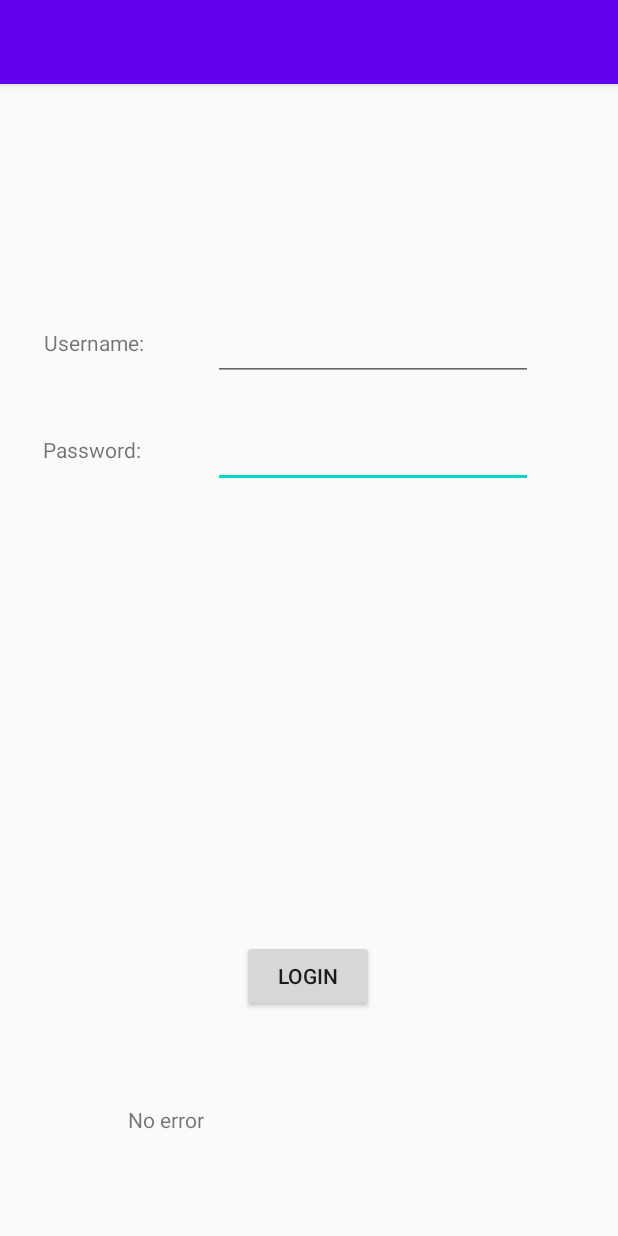
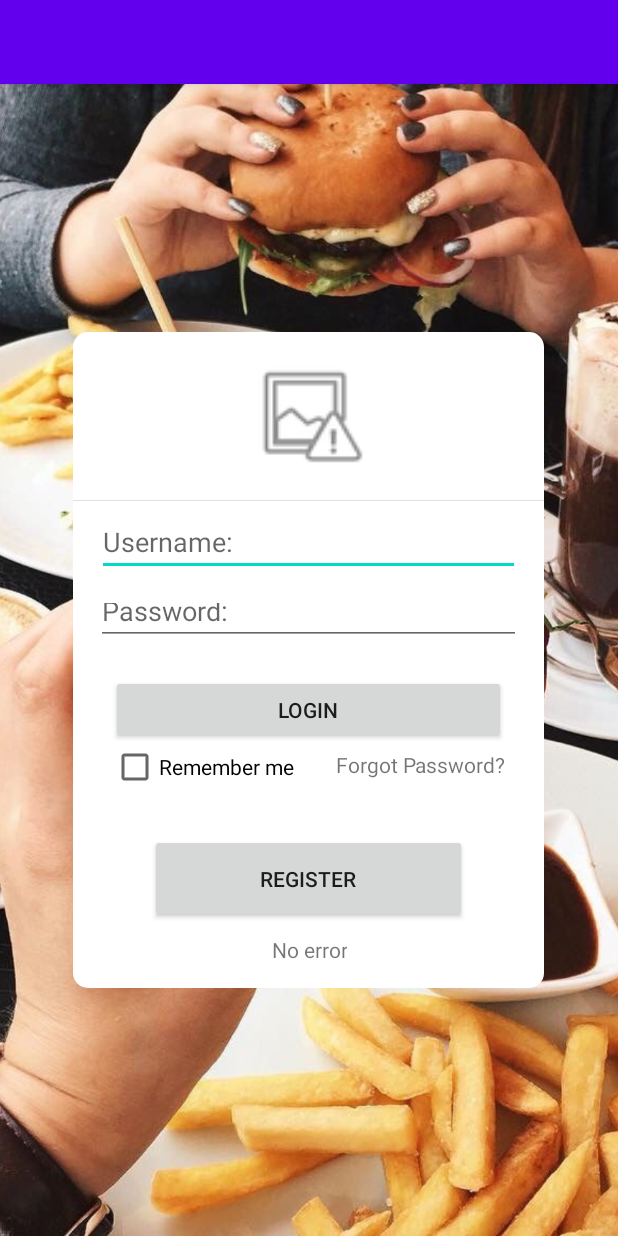
Before and after one commit to ShinkuKira21/Stay-Safe, an Android app: the LoginActivity screen opened directly, with no data from a screen before it, on a phone screen of 412 x 824 dp. Run offline under Robolectric (Android 15) with nearby library versions, the phone set to English and light mode, and no system bars.

Commit message:
Implemented Design

```diff
--- a/App-Side (Edward)/StaySafeGP/app/src/main/java/com/crazygaming/staysafe/LoginActivity.java
+++ b/App-Side (Edward)/StaySafeGP/app/src/main/java/com/crazygaming/staysafe/LoginActivity.java
@@ -7,6 +7,7 @@ package com.crazygaming.staysafe;
 import android.content.Intent;
 import android.os.Bundle;
 import android.view.View;
+import android.widget.CheckBox;
 import android.widget.TextView;
 
 import com.crazygaming.staysafe.staffArea.StaffOrdersActivity;
@@ -22,17 +23,23 @@ public class LoginActivity extends SQLBActivity
         super.onCreate(savedInstanceState);
         setContentView(R.layout.activity_login); //sets content view to layout activity_login
 
-        login = findViewById(R.id.login); // sets login to id login
-        error = findViewById(R.id.error); //sets error to id error
+        login = findViewById(R.id.btnLogin); // sets login to id login
+        error = findViewById(R.id.tvError); //sets error to id error
 
-        TextView tvUsername = findViewById(R.id.tvUsername); // sets tvUsername to id tvUsername
         etUsername = findViewById(R.id.editUsername); // sets etUsername to id editUsername
-        tvUsername.setText("Username: "); // sets tvUsername text to Username:
+        etUsername.setHint("Username: "); // sets etUsername hint to Username:
 
+        etPassword = findViewById(R.id.editPassword); // sets etPassword to id editPassword
+        etPassword.setHint("Password: "); //sets etPassword hint to Password:
 
-        TextView tvPassword = findViewById(R.id.tvPassword); // sets tvPassword to id tvPassword
-        etPassword = findViewById(R.id.editPassword); // sets etPassword to id editPassword
-        tvPassword.setText("Password: "); //sets etPassword text to Password:
+        register = findViewById(R.id.btnRegister); // sets register to id btnRegister
+        register.setText("Register"); //sets register text to Register.
+
+        CheckBox chkRemember = findViewById(R.id.chkbxRemember);
+        chkRemember.setText("Remember me");
+
+        TextView tvForgotPassword = findViewById(R.id.tvForgotPassword);
+        tvForgotPassword.setText("Forgot Password?");
 
         login.setText("Login"); // Sets login text to Login.
         error.setText("No error"); // Sets error to No error.
--- a/App-Side (Edward)/StaySafeGP/app/src/main/java/com/crazygaming/staysafe/SQLBActivity.java
+++ b/App-Side (Edward)/StaySafeGP/app/src/main/java/com/crazygaming/staysafe/SQLBActivity.java
@@ -24,7 +24,7 @@ public class SQLBActivity extends AppCompatActivity
     //Set to null safety checks
     protected TextView error = null, results = null;
     protected EditText etUsername, etPassword;
-    protected Button login;
+    protected Button login, register;
     protected String[] userInfo;
 
     //SaveRecords will allow record saving
--- a/App-Side (Edward)/StaySafeGP/app/src/main/java/com/crazygaming/staysafe/SQLConnection.java
+++ b/App-Side (Edward)/StaySafeGP/app/src/main/java/com/crazygaming/staysafe/SQLConnection.java
@@ -19,7 +19,7 @@ public class SQLConnection
     ResultSet resultSet; // Declares the ResultSet to be used in the class and outside of class
     ResultSetMetaData rsMetaData; //Declares the ResultSetMetaData to be used in the class and outside of class
 
-    protected String server = "109.151.250.18"; // server name
+    protected String server = "109.147.233.108"; // server name
     protected String prt = "3306"; // server port
     protected String db = "staysafe"; // database name
     protected String username = "android"; // server username
--- a/App-Side (Edward)/StaySafeGP/app/src/main/res/layout/activity_login.xml
+++ b/App-Side (Edward)/StaySafeGP/app/src/main/res/layout/activity_login.xml
@@ -3,75 +3,145 @@
     xmlns:app="http://schemas.android.com/apk/res-auto"
     xmlns:tools="http://schemas.android.com/tools"
     android:layout_width="match_parent"
-    android:layout_height="match_parent"
-    tools:context=".LoginActivity">
+    android:layout_height="match_parent">
 
-    <Button
-        android:id="@+id/login"
+    <ImageView
+        android:id="@+id/ivBackground"
         android:layout_width="wrap_content"
         android:layout_height="wrap_content"
-        android:layout_marginBottom="52dp"
-        android:onClick="Login"
-        app:layout_constraintBottom_toTopOf="@+id/error"
+        android:scaleType="centerCrop"
+        app:layout_constraintBottom_toBottomOf="parent"
         app:layout_constraintEnd_toEndOf="parent"
-        app:layout_constraintHorizontal_bias="0.498"
+        app:layout_constraintHorizontal_bias="0.0"
         app:layout_constraintStart_toStartOf="parent"
         app:layout_constraintTop_toTopOf="parent"
-        app:layout_constraintVertical_bias="0.983" />
+        app:layout_constraintVertical_bias="0.0"
+        app:srcCompat="@drawable/login" />
 
-    <TextView
-        android:id="@+id/error"
-        android:layout_width="wrap_content"
-        android:layout_height="wrap_content"
-        android:layout_marginBottom="68dp"
+    <View
+        android:id="@+id/loginView"
+        android:layout_width="314dp"
+        android:layout_height="437dp"
+        android:background="@drawable/layout_login_container"
         app:layout_constraintBottom_toBottomOf="parent"
         app:layout_constraintEnd_toEndOf="parent"
-        app:layout_constraintHorizontal_bias="0.236"
-        app:layout_constraintStart_toStartOf="parent" />
+        app:layout_constraintHorizontal_bias="0.494"
+        app:layout_constraintStart_toStartOf="parent"
+        app:layout_constraintTop_toTopOf="parent" />
+
+    <ImageView
+        android:id="@+id/ivLogo"
+        android:layout_width="183dp"
+        android:layout_height="81dp"
+        app:layout_constraintBottom_toTopOf="@+id/divLogin"
+        app:layout_constraintEnd_toEndOf="@+id/divLogin"
+        app:layout_constraintStart_toStartOf="@+id/divLogin"
+        app:layout_constraintTop_toTopOf="@+id/loginView"
+        app:srcCompat="@android:drawable/ic_menu_report_image" />
+
+    <View
+        android:id="@+id/divLogin"
+        android:layout_width="0dp"
+        android:layout_height="0.5dp"
+        android:background="?android:attr/listDivider"
+        app:layout_constraintBottom_toBottomOf="@+id/loginView"
+        app:layout_constraintEnd_toEndOf="@+id/loginView"
+        app:layout_constraintHorizontal_bias="0.0"
+        app:layout_constraintStart_toStartOf="@+id/loginView"
+        app:layout_constraintTop_toTopOf="@+id/loginView"
+        app:layout_constraintVertical_bias="0.256" />
+
+    <EditText
+        android:id="@+id/editUsername"
+        android:layout_width="282dp"
+        android:layout_height="42dp"
+        android:layout_marginStart="15dp"
+        android:layout_marginLeft="15dp"
+        android:layout_marginTop="8dp"
+        android:layout_marginEnd="15dp"
+        android:layout_marginRight="15dp"
+        android:ems="10"
+        android:hint="@string/app_name"
+        android:inputType="textPersonName"
+        app:layout_constraintEnd_toEndOf="@+id/loginView"
+        app:layout_constraintHorizontal_bias="0.48"
+        app:layout_constraintStart_toStartOf="@+id/loginView"
+        app:layout_constraintTop_toBottomOf="@+id/divLogin" />
 
     <EditText
         android:id="@+id/editPassword"
+        android:layout_width="0dp"
+        android:layout_height="38dp"
+        android:layout_marginStart="15dp"
+        android:layout_marginLeft="15dp"
+        android:layout_marginTop="8dp"
+        android:layout_marginEnd="15dp"
+        android:layout_marginRight="15dp"
+        android:ems="10"
+        android:hint="@string/app_name"
+        android:inputType="textPassword"
+        app:layout_constraintEnd_toEndOf="@+id/loginView"
+        app:layout_constraintHorizontal_bias="0.458"
+        app:layout_constraintStart_toStartOf="@+id/loginView"
+        app:layout_constraintTop_toBottomOf="@+id/editUsername" />
+
+    <Button
+        android:id="@+id/btnLogin"
+        android:layout_width="0dp"
+        android:layout_height="46dp"
+        android:layout_marginStart="10dp"
+        android:layout_marginLeft="10dp"
+        android:layout_marginTop="20dp"
+        android:layout_marginEnd="10dp"
+        android:layout_marginRight="10dp"
+        android:onClick="Login"
+        android:text="@string/app_name"
+        app:layout_constraintEnd_toEndOf="@+id/editPassword"
+        app:layout_constraintHorizontal_bias="0.492"
+        app:layout_constraintStart_toStartOf="@+id/editPassword"
+        app:layout_constraintTop_toBottomOf="@+id/editPassword" />
+
+    <CheckBox
+        android:id="@+id/chkbxRemember"
+        android:layout_width="134dp"
+        android:layout_height="22dp"
+        android:layout_marginTop="4dp"
+        android:text="@string/app_name"
+        app:layout_constraintEnd_toEndOf="@+id/loginView"
+        app:layout_constraintHorizontal_bias="0.0"
+        app:layout_constraintStart_toStartOf="@+id/btnLogin"
+        app:layout_constraintTop_toBottomOf="@+id/btnLogin" />
+
+    <TextView
+        android:id="@+id/tvForgotPassword"
         android:layout_width="wrap_content"
         android:layout_height="wrap_content"
-        android:layout_marginBottom="256dp"
-        android:ems="10"
-        android:inputType="textPassword"
-        app:layout_constraintBottom_toTopOf="@+id/login"
-        app:layout_constraintEnd_toEndOf="parent"
-        app:layout_constraintHorizontal_bias="0.716"
-        app:layout_constraintStart_toStartOf="parent"
-        app:layout_constraintTop_toTopOf="parent"
-        app:layout_constraintVertical_bias="0.831" />
+        android:layout_marginTop="4dp"
+        android:text="@string/app_name"
+        app:layout_constraintEnd_toEndOf="@+id/btnLogin"
+        app:layout_constraintHorizontal_bias="1.0"
+        app:layout_constraintStart_toEndOf="@+id/chkbxRemember"
+        app:layout_constraintTop_toBottomOf="@+id/btnLogin" />
 
-    <EditText
-        android:id="@+id/editUsername"
-        android:layout_width="wrap_content"
-        android:layout_height="wrap_content"
-        android:ems="10"
-        android:inputType="textPersonName"
-        app:layout_constraintBottom_toTopOf="@+id/editPassword"
-        app:layout_constraintEnd_toEndOf="parent"
-        app:layout_constraintHorizontal_bias="0.716"
-        app:layout_constraintStart_toStartOf="parent"
-        app:layout_constraintTop_toTopOf="parent"
-        app:layout_constraintVertical_bias="0.853" />
+    <Button
+        android:id="@+id/btnRegister"
+        android:layout_width="211dp"
+        android:layout_height="59dp"
+        android:layout_marginTop="60dp"
+        android:text="@string/app_name"
+        app:layout_constraintEnd_toEndOf="@+id/tvForgotPassword"
+        app:layout_constraintStart_toStartOf="@+id/chkbxRemember"
+        app:layout_constraintTop_toBottomOf="@+id/btnLogin" />
 
     <TextView
-        android:id="@+id/tvUsername"
-        android:layout_width="84dp"
-        android:layout_height="26dp"
-        app:layout_constraintBottom_toBottomOf="@+id/editUsername"
-        app:layout_constraintEnd_toStartOf="@+id/editUsername"
-        app:layout_constraintStart_toStartOf="parent"
-        app:layout_constraintTop_toTopOf="@+id/editUsername" />
-
-    <TextView
-        android:id="@+id/tvPassword"
-        android:layout_width="85dp"
-        android:layout_height="25dp"
-        app:layout_constraintBottom_toBottomOf="@+id/editPassword"
-        app:layout_constraintEnd_toStartOf="@+id/editPassword"
-        app:layout_constraintStart_toStartOf="parent"
-        app:layout_constraintTop_toTopOf="@+id/editPassword" />
+        android:id="@+id/tvError"
+        android:layout_width="wrap_content"
+        android:layout_height="0dp"
+        android:layout_marginTop="8dp"
+        android:gravity="center"
+        android:text="@string/app_name"
+        app:layout_constraintEnd_toEndOf="@+id/btnRegister"
+        app:layout_constraintStart_toStartOf="@+id/btnRegister"
+        app:layout_constraintTop_toBottomOf="@+id/btnRegister" />
 
 </androidx.constraintlayout.widget.ConstraintLayout>
```
